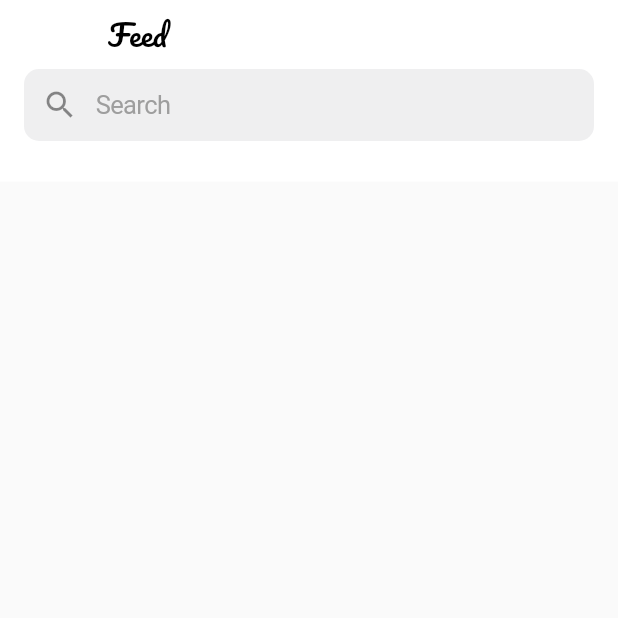
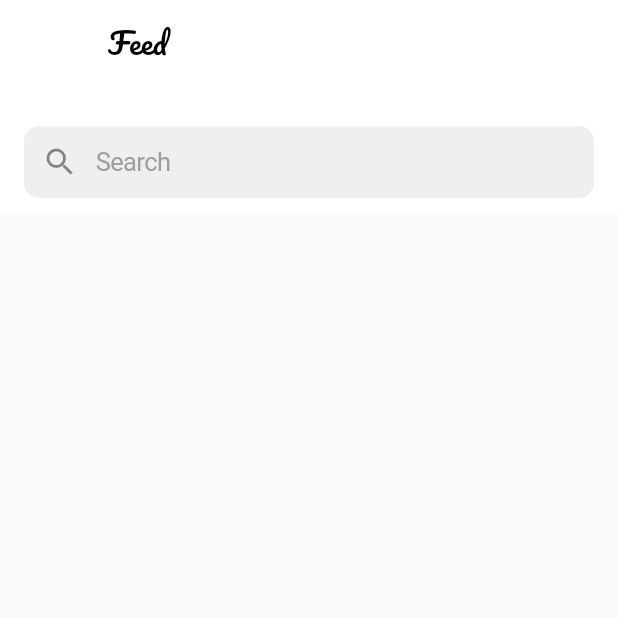
Before and after one commit to shinonome-inc/qiita_client_yukiy, a Flutter app: the FeedPage screen opened directly, on a phone screen of 412 x 824 dp, the top half of it. Run offline on Flutter 3.47's test engine with Material 2 defaults, Android fonts, the phone set to English and light mode, and no system bars; Roboto replaces fonts that are missing (Noto_Sans_JP).

Commit message:
SearchBarの作成

```diff
--- a/lib/pages/feed_page.dart
+++ b/lib/pages/feed_page.dart
@@ -1,4 +1,5 @@
 import 'package:flutter/material.dart';
+import 'package:qiita_client_yukiy/ui_components/search_bar.dart';
 
 class FeedPage extends StatefulWidget {
   const FeedPage({Key? key}) : super(key: key);
@@ -12,66 +13,11 @@ class _FeedPageState extends State<FeedPage> {
     return const TextField();
   }
 
-  Widget _defaultListView() {
-    return ListView.builder(itemBuilder: (context, index) {
-      return const Card();
-    });
-  }
-
-  final List<String> entries = <String>["a", "b", "c"];
-  final List<int> colorCodes = <int>[600, 500, 100];
-
   @override
   Widget build(BuildContext context) {
-    return Scaffold(
-      appBar: AppBar(
-        elevation: 0,
-        title: const Text(
-          'Feed',
-          style: TextStyle(
-            color: Colors.black,
-            fontFamily: 'Pacifico-Regular',
-          ),
-        ),
-        backgroundColor: Colors.white,
-        bottom: PreferredSize(
-          preferredSize: const Size.fromHeight(65.0),
-          child: Container(
-            height: 65.0,
-            margin: const EdgeInsets.only(left: 16, right: 16, bottom: 10),
-            child: Column(
-              children: [
-                Row(
-                  children: [
-                    Flexible(
-                      child: TextField(
-                        cursorColor: Colors.grey,
-                        decoration: InputDecoration(
-                          contentPadding:
-                              const EdgeInsets.fromLTRB(30, 7, 260, 7),
-                          fillColor: const Color.fromRGBO(118, 118, 128, 0.12),
-                          filled: true,
-                          border: OutlineInputBorder(
-                              borderRadius: BorderRadius.circular(10),
-                              borderSide: BorderSide.none),
-                          hintText: 'Search',
-                          prefixIcon: const Icon(Icons.search),
-                          iconColor: const Color.fromRGBO(142, 142, 147, 0),
-                          hintStyle: const TextStyle(
-                            color: Colors.grey,
-                            fontSize: 17,
-                            letterSpacing: -0.408,
-                            fontFamily: "Noto_Sans_JP",
-                          ),
-                        ),
-                      ),
-                    ),
-                  ],
-                ),
-              ],
-            ),
-          ),
-        ),
+    return const Scaffold(
+      appBar: SearchBar(
+        text: 'Search',
       ),
     );
   }
--- /dev/null
+++ b/lib/ui_components/search_bar.dart
@@ -0,0 +1,55 @@
+import 'package:flutter/material.dart';
+
+class SearchBar extends StatelessWidget implements PreferredSizeWidget {
+  @override
+  // TODO: implement preferredSize
+  Size get preferredSize => const Size(375, 142);
+
+  const SearchBar({
+    Key? key,
+    required this.text,
+  }) : super(key: key);
+
+  final String text;
+
+  @override
+  Widget build(BuildContext context) {
+    return AppBar(
+      elevation: 0, //影を消す
+      title: const Text(
+        'Feed',
+        style: TextStyle(
+          color: Colors.black,
+          fontFamily: 'Pacifico-Regular',
+        ),
+      ),
+      backgroundColor: Colors.white,
+      bottom: PreferredSize(
+        preferredSize: const Size.fromHeight(142),
+        child: Container(
+          margin: const EdgeInsets.only(left: 16, right: 16, bottom: 10),
+          child: TextField(
+            cursorColor: Colors.grey,
+            decoration: InputDecoration(
+              contentPadding: const EdgeInsets.fromLTRB(30, 7, 260, 7),
+              fillColor: const Color.fromRGBO(118, 118, 128, 0.12),
+              filled: true,
+              border: OutlineInputBorder(
+                  borderRadius: BorderRadius.circular(10),
+                  borderSide: BorderSide.none),
+              hintText: (text),
+              prefixIcon: const Icon(Icons.search),
+              iconColor: const Color.fromRGBO(142, 142, 147, 0),
+              hintStyle: const TextStyle(
+                color: Colors.grey,
+                fontSize: 17,
+                letterSpacing: -0.408,
+                fontFamily: "Noto_Sans_JP",
+              ),
+            ),
+          ),
+        ),
+      ),
+    );
+  }
+}
```
